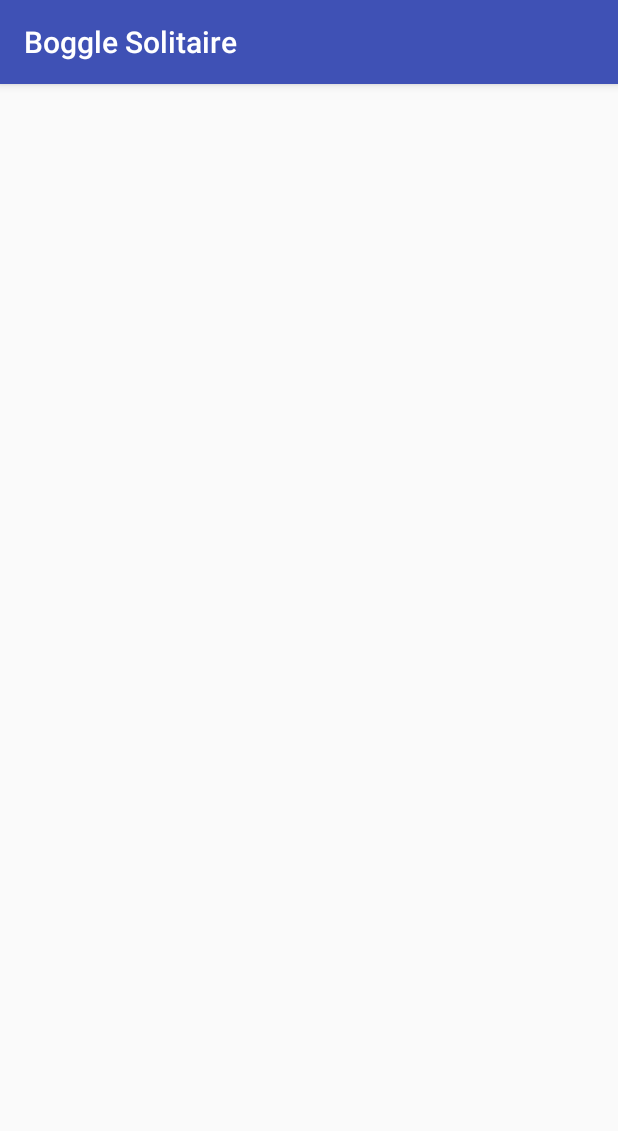
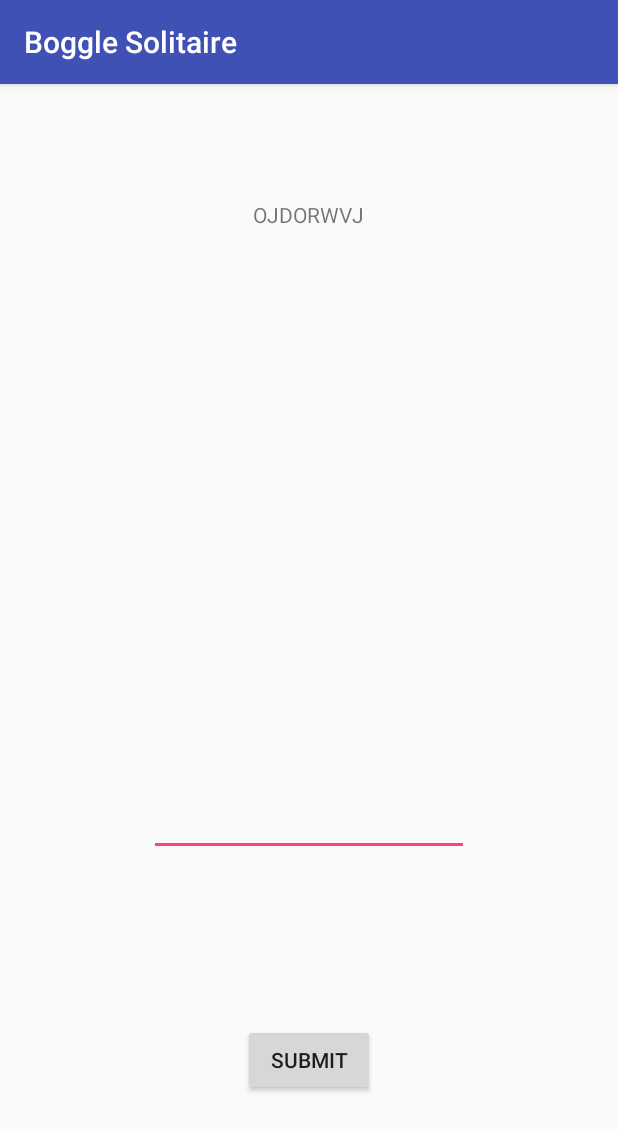
Before and after one commit to mreichman/boggle-solitaire, an Android app: the screen it shows after launch (MainActivity), on a phone screen of 412 x 824 dp. Shown: the top 1131 px of the screen. Run offline under Robolectric (Android 15) with nearby library versions, the phone set to English and light mode, and no system bars; our stand-ins replace ButterKnife.

Commit message:
On init, a random string of 2 vowels and 8 consenents is created and displayed.

```diff
--- a/app/build.gradle
+++ b/app/build.gradle
@@ -27,4 +27,5 @@ dependencies {
     compile 'com.android.support:appcompat-v7:25.3.1'
     compile 'com.android.support.constraint:constraint-layout:1.0.2'
     testCompile 'junit:junit:4.12'
+    compile 'com.jakewharton:butterknife:7.0.1'
 }
--- a/app/src/main/java/com/maxreichman/bogglesolitaire/MainActivity.java
+++ b/app/src/main/java/com/maxreichman/bogglesolitaire/MainActivity.java
@@ -1,31 +1,86 @@
 package com.maxreichman.bogglesolitaire;
 
+import android.content.Context;
 import android.support.v7.app.AppCompatActivity;
 import android.os.Bundle;
+import android.view.View;
+import android.widget.Button;
+import android.widget.EditText;
+import android.widget.TextView;
+import android.widget.Toast;
 
+import java.lang.StringBuilder;
 import java.util.ArrayList;
+
+import butterknife.Bind;
+import butterknife.ButterKnife;
+
+import static java.util.Collections.shuffle;
 
 public class MainActivity extends AppCompatActivity {
     String[] vowels = new String[] {
-            "A", "E", "I", "O", "U", "Y"
+            "A", "E", "I", "O", "U"
     };
     String[] consonants = new String[] {
-            "B", "C", "D", "F", "G", "H", "J", "K", "L", "M", "N", "P", "Q", "R", "S", "T", "V", "W", "X", "Z"
+            "B", "C", "D", "F", "G", "H", "J", "K", "L", "M", "N", "P", "Q", "R", "S", "T", "V", "W", "X", "Y", "Z"
     };
+
+    @Bind(R.id.randomLettersTextView) TextView mRandomLetters;
+    @Bind(R.id.editText) EditText mEditText;
+    @Bind(R.id.button) Button mSubmit;
 
     @Override
     protected void onCreate(Bundle savedInstanceState) {
         super.onCreate(savedInstanceState);
         setContentView(R.layout.activity_main);
-        ArrayList<String> randomLetterArray = new ArrayList<String>();
-        for(int i = 0; i < 2; i=++) {
+        ButterKnife.bind(this);
+        final ArrayList<String> randomLetterArray = new ArrayList<String>();
+        final ArrayList<String> results = new ArrayList();
+        for(int i = 0; i < 2; i++) {
             int randomNumber = (int )(Math.random() * 5);
             randomLetterArray.add(vowels[randomNumber]);
         }
-        for(int i = 0; i < 2; i=++) {
+        for(int i = 0; i < 6; i++) {
             int randomNumber = (int )(Math.random() * 19);
             randomLetterArray.add(consonants[randomNumber]);
         }
-
+        final ArrayList<String> randomLetterArray2 = randomLetterArray;
+        shuffle(randomLetterArray);
+        StringBuilder builder = new StringBuilder();
+        for(String s : randomLetterArray) {
+            builder.append(s);
+        }
+        String randomLetterString = builder.toString();
+        mRandomLetters.setText(randomLetterString);
+        mSubmit.setOnClickListener(new View.OnClickListener() {
+            @Override
+            public void onClick(View v) {
+                Context context = getApplicationContext();
+                int duration = Toast.LENGTH_LONG;
+                String enteredWord = mEditText.getText().toString().toUpperCase();
+                String[] enteredWordArray;
+                enteredWordArray = enteredWord.split("");
+                Boolean isValid = true;
+                for(String enteredLetter : enteredWordArray) {
+                    for(String randomLetter : randomLetterArray2) {
+                        if (enteredLetter.equals(randomLetter)) {
+                            isValid = true;
+                        } else {
+                            isValid = false;
+                        }
+                    }
+                }
+                if (isValid) {
+                    results.add(enteredWord);
+                    CharSequence text = "Great Job!";
+                    Toast great = Toast.makeText(context, text, duration);
+                    great.show();
+                } else {
+                    CharSequence text = "Sorry, the word you entered is not valid";
+                    Toast sorry = Toast.makeText(context, text, duration);
+                    sorry.show();
+                }
+            }
+        });
     }
 }
--- a/app/src/main/res/layout/activity_main.xml
+++ b/app/src/main/res/layout/activity_main.xml
@@ -8,10 +8,30 @@
     tools:context="com.maxreichman.bogglesolitaire.MainActivity">
 
     <TextView
-        android:id="@+id/textView2"
+        android:id="@+id/randomLettersTextView"
         android:layout_width="wrap_content"
         android:layout_height="wrap_content"
         android:layout_alignParentTop="true"
         android:layout_centerHorizontal="true"
-        android:layout_marginTop="77dp" />
+        android:layout_marginTop="77dp"
+        android:text="ZZZZZZZZ" />
+
+    <EditText
+        android:id="@+id/editText"
+        android:layout_width="wrap_content"
+        android:layout_height="wrap_content"
+        android:ems="10"
+        android:inputType="text"
+        android:layout_above="@+id/button"
+        android:layout_centerHorizontal="true"
+        android:layout_marginBottom="112dp" />
+
+    <Button
+        android:id="@+id/button"
+        android:layout_width="wrap_content"
+        android:layout_height="wrap_content"
+        android:text="Submit"
+        android:layout_alignParentBottom="true"
+        android:layout_centerHorizontal="true"
+        android:layout_marginBottom="93dp" />
 </RelativeLayout>
```
